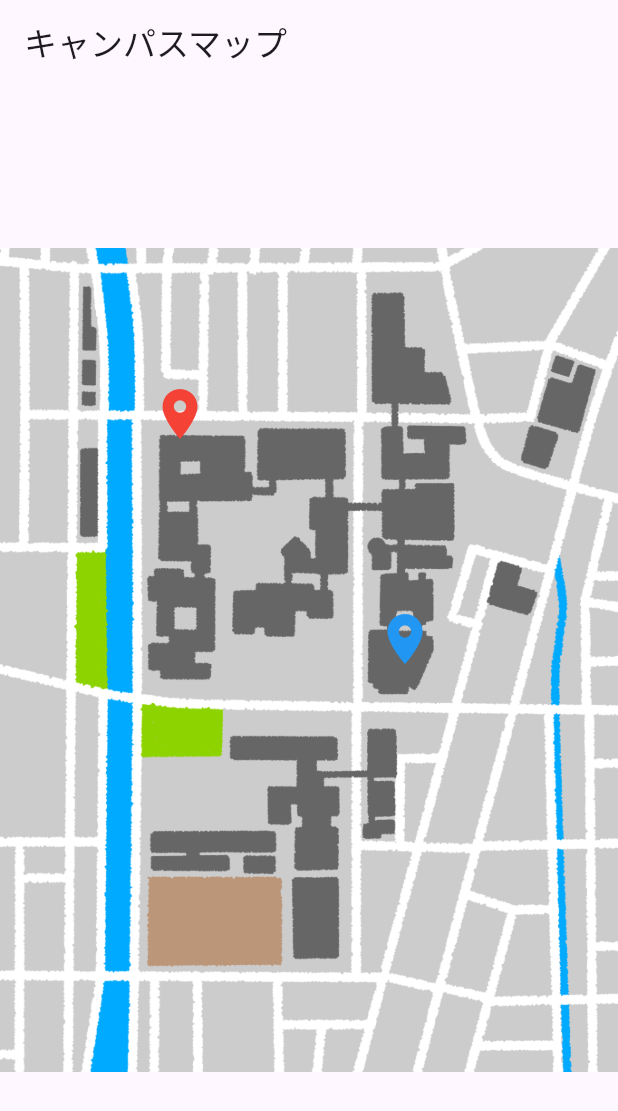
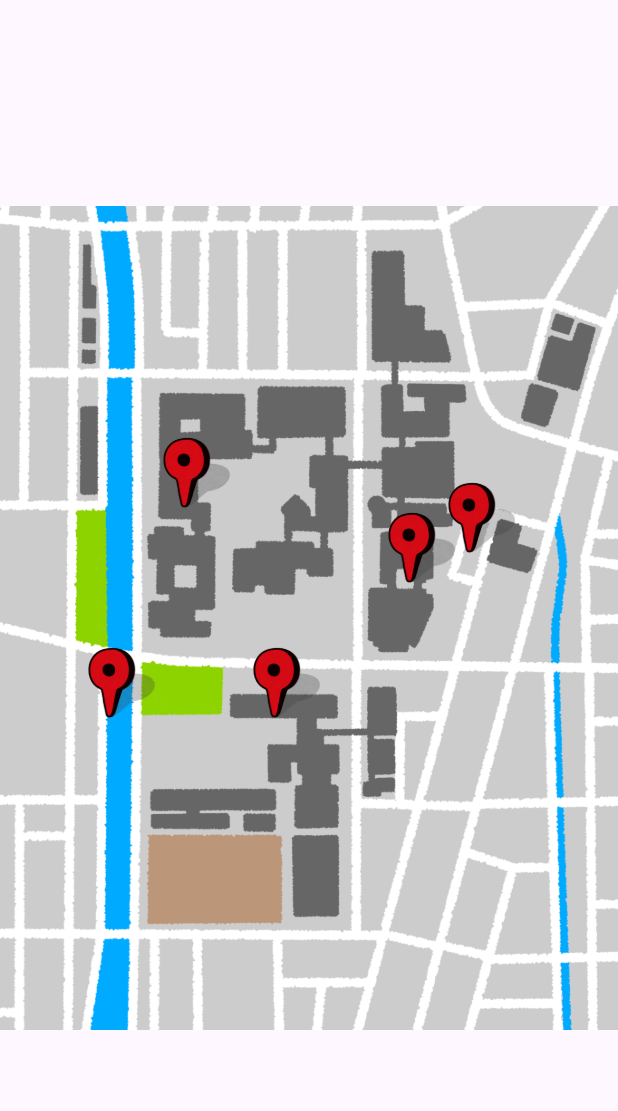
Before and after one commit to zawataku/KIT_Map, a Flutter app: the screen it shows after launch, on a phone screen of 412 x 824 dp. Shown: the top 1111 px of the screen. Run offline on Flutter 3.47's test engine with Material 3 defaults, Android fonts, the light colour scheme and no system bars.

Commit message:
update: ちゃんと動いた！！！

```diff
--- a/lib/main.dart
+++ b/lib/main.dart
@@ -1,7 +1,4 @@
-import 'dart:convert';
 import 'package:flutter/material.dart';
-import 'package:flutter/services.dart' show rootBundle;
-import 'package:vector_math/vector_math_64.dart' as vector_math;
 
 void main() {
   runApp(const CampusMapApp());
@@ -28,130 +25,100 @@
   State<CampusMapScreen> createState() => _CampusMapScreenState();
 }
 
+class PinData {
+  num x, y;
+  final String message;
+  PinData(this.x, this.y, this.message);
+}
+
 class _CampusMapScreenState extends State<CampusMapScreen> {
-  List<Building> buildings = [];
-  final TransformationController _transformationController =
-      TransformationController();
+  final _transformationController = TransformationController();
+  double scale = 1.0;
+  double defaultWidth = 50.0;
+  double defaultHeight = 50.0;
+  double defFontSize = 20.0;
 
-  @override
-  void initState() {
-    super.initState();
-    _loadBuildings();
+  double calcWidth() {
+    return ((defaultWidth / scale) / 2);
   }
 
-  Future<void> _loadBuildings() async {
-    final String jsonString =
-        await rootBundle.loadString('assets/buildings.json');
-    final List<dynamic> jsonData = json.decode(jsonString);
+  double calcHeight() {
+    return ((defaultHeight / scale));
+  }
 
-    setState(() {
-      buildings = jsonData.map((data) => Building.fromJson(data)).toList();
-    });
+  void tapPin(String message) {
+    showDialog(
+      context: context,
+      builder: (_) {
+        return AlertDialog(
+          title: const Text("この場所は"),
+          content: Text(message),
+          actions: <Widget>[
+            TextButton(
+              child: const Text("OK"),
+              onPressed: () => Navigator.pop(context),
+            ),
+          ],
+        );
+      },
+    );
   }
+
+  // ピンのリストを適当に生成
+  final List<PinData> pinDataList = [
+    PinData(80, 480, "左下の公園"),
+    PinData(130, 340, "左上の公園"),
+    PinData(190, 480, "橋"),
+    PinData(280, 390, "駅"),
+    PinData(320, 370, "駅の近くの公園"),
+  ];
 
   @override
   Widget build(BuildContext context) {
     return Scaffold(
-      appBar: AppBar(title: const Text('キャンパスマップ')),
-      body: Stack(
-        children: [
-          // 地図画像の表示
-          InteractiveViewer(
-            transformationController: _transformationController,
-            minScale: 1.3,
-            maxScale: 4.0,
-            child: Center(
-              child: Image.asset('assets/map_2024.png'),
-            ),
+        body: InteractiveViewer(
+      constrained: true,
+      panEnabled: true,
+      scaleEnabled: true,
+      boundaryMargin: const EdgeInsets.all(100.0),
+      minScale: 1.2,
+      maxScale: 2.0,
+      onInteractionUpdate: (details) {
+        setState(() {
+          // データを更新
+          scale = _transformationController.value.getMaxScaleOnAxis();
+        });
+      },
+      transformationController: _transformationController,
+      child: Stack(
+        fit: StackFit.expand,
+        children: <Widget>[
+          Image.asset(
+            "assets/map_2024.png",
+            fit: BoxFit.fitWidth,
           ),
-          // 読み込んだ建物を配置
-          ...buildings.map((building) {
-            return AnimatedBuilder(
-              animation: _transformationController,
-              builder: (context, child) {
-                final matrix = _transformationController.value;
-                final offset = matrix.transform(vector_math.Vector4(
-                    building.x.toDouble(), building.y.toDouble(), 0, 1));
-                return Positioned(
-                  left: offset.x,
-                  top: offset.y,
+          for (PinData pinData in pinDataList)
+            // 一定の scale よりも小さくなったら非表示にする
+            if (scale > 0.9)
+              // Positionedで配置
+              Positioned(
+                  // 座標を左上にすると、拡大縮小時にピンの位置がズレていくので、ピンの先端がズレないように固定
+                  left: pinData.x - calcWidth(),
+                  top: pinData.y - calcHeight(),
+                  // 画像の拡大率に合わせて、ピン画像のサイズを調整
+                  width: defaultWidth / scale,
+                  height: defaultHeight / scale,
                   child: GestureDetector(
-                    onTap: () => _showBuildingInfo(context, building),
-                    child: Icon(Icons.location_on,
-                        color: building.color, size: 40),
-                  ),
-                );
-              },
-            );
-          }),
+                    child: Container(
+                      alignment: const Alignment(0.0, 0.0),
+                      child: Image.asset("assets/map_pin_shadow.png"),
+                    ),
+                    onTap: () {
+                      tapPin(pinData.message);
+                    },
+                  )),
         ],
       ),
-    );
-  }
-
-  void _showBuildingInfo(BuildContext context, Building building) {
-    showModalBottomSheet(
-      context: context,
-      builder: (context) {
-        return Padding(
-          padding: const EdgeInsets.all(16.0),
-          child: Column(
-            mainAxisSize: MainAxisSize.min,
-            crossAxisAlignment: CrossAxisAlignment.start,
-            children: [
-              Text(building.name,
-                  style: Theme.of(context).textTheme.headlineSmall),
-              const SizedBox(height: 10),
-              Text(building.description),
-              const SizedBox(height: 20),
-              ElevatedButton(
-                onPressed: () => Navigator.pop(context),
-                child: const Text('閉じる'),
-              ),
-            ],
-          ),
-        );
-      },
-    );
+    ));
   }
 }
-
-// 建物データを管理するクラス
-class Building {
-  final String name;
-  final String description;
-  final int x;
-  final int y;
-  final Color color;
-
-  Building({
-    required this.name,
-    required this.description,
-    required this.x,
-    required this.y,
-    required this.color,
-  });
-
-  factory Building.fromJson(Map<String, dynamic> json) {
-    return Building(
-      name: json['name'],
-      description: json['description'],
-      x: json['x'],
-      y: json['y'],
-      color: _colorFromString(json['color']),
-    );
-  }
-
-  static Color _colorFromString(String color) {
-    switch (color.toLowerCase()) {
-      case "red":
-        return Colors.red;
-      case "blue":
-        return Colors.blue;
-      case "green":
-        return Colors.green;
-      default:
-        return Colors.black;
-    }
-  }
-}
--- a/pubspec.yaml
+++ b/pubspec.yaml
@@ -91,5 +91,5 @@ flutter:
   # see https://flutter.dev/to/font-from-package
 
   assets:
-    - assets/buildings.json
+    - assets/map_pin_shadow.png
     - assets/map_2024.png
```
Also changed, not shown: assets/map_pin_shadow.png (added).
